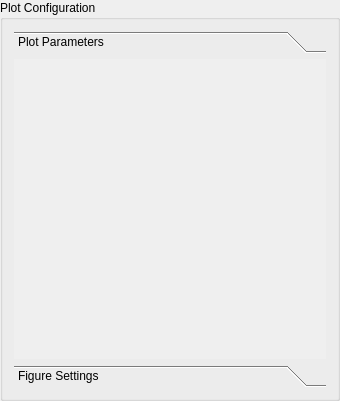
This is mtpy/gui/SmartMT/ui_asset/plot_parameters.ui in MTgeophysics/mtpy as Qt 5 draws it before an edit. The edited form follows.
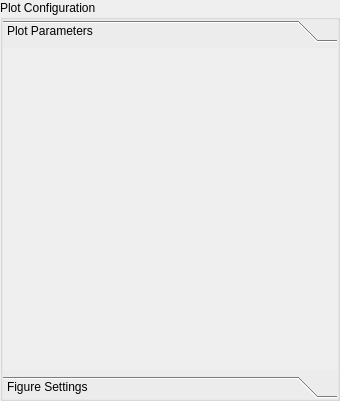
This is the edited form. The open tabs and pages were chosen to show the change.

```diff
--- a/mtpy/gui/SmartMT/ui_asset/plot_parameters.ui
+++ b/mtpy/gui/SmartMT/ui_asset/plot_parameters.ui
@@ -13,7 +13,22 @@
   <property name="title">
    <string>Plot Configuration</string>
   </property>
+  <property name="flat">
+   <bool>true</bool>
+  </property>
   <layout class="QVBoxLayout" name="verticalLayout">
+   <property name="leftMargin">
+    <number>0</number>
+   </property>
+   <property name="topMargin">
+    <number>0</number>
+   </property>
+   <property name="rightMargin">
+    <number>0</number>
+   </property>
+   <property name="bottomMargin">
+    <number>0</number>
+   </property>
    <item>
     <widget class="QToolBox" name="toolBox">
      <property name="currentIndex">
@@ -24,8 +39,8 @@
        <rect>
         <x>0</x>
         <y>0</y>
-        <width>320</width>
-        <height>314</height>
+        <width>338</width>
+        <height>332</height>
        </rect>
       </property>
       <attribute name="label">
```
Left out of the diff: 7 changed lines with no effect on the pictures.
